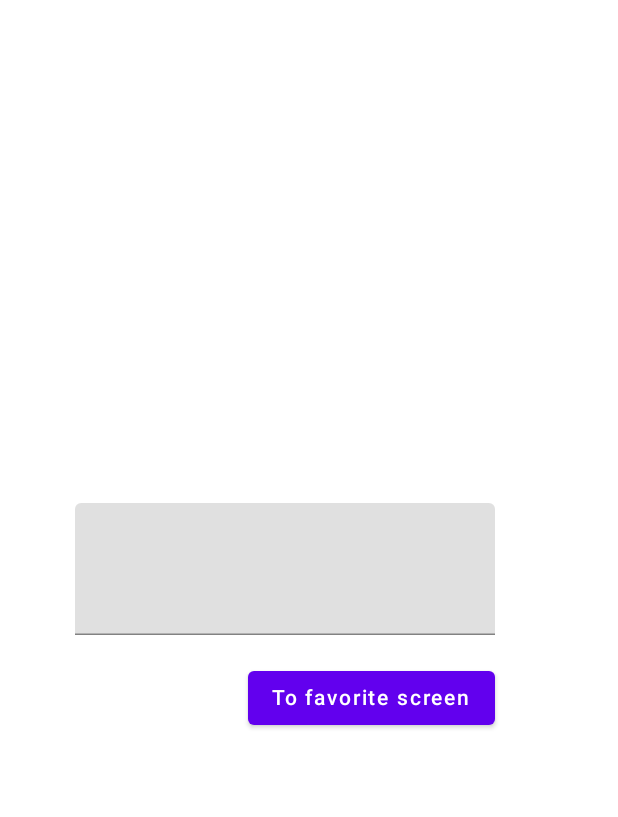
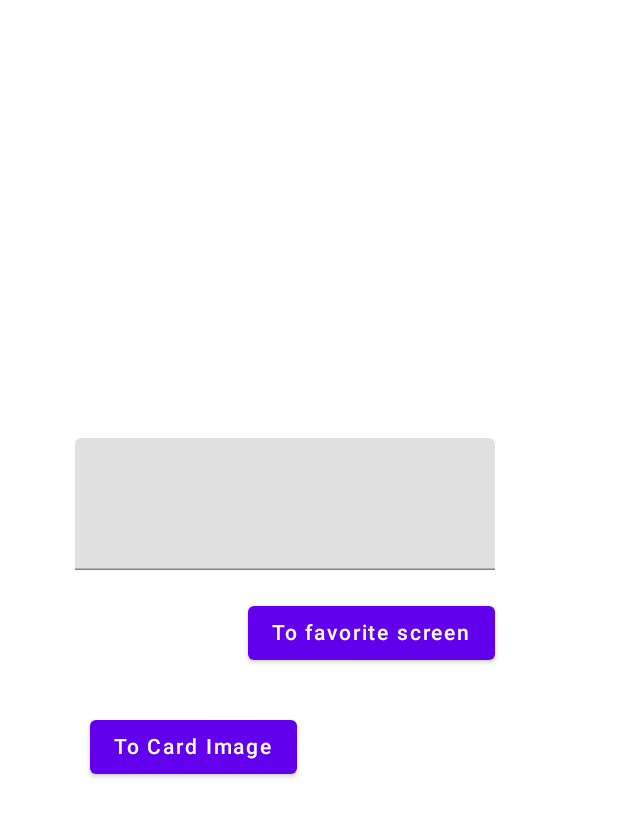
Before and after one commit to pavelfire/ExchangeNavigation, an Android app built with Jetpack Compose: the screen it shows after launch (MainActivity), on a phone screen of 412 x 824 dp. Shown: the top 817 px of the screen. Run offline under Robolectric (Android 15) with nearby library versions, the phone set to English and light mode, and no system bars.

Commit message:
new screen with card added

```diff
--- a/app/src/main/java/com/vk/directop/exchangenavigation/Navigation.kt
+++ b/app/src/main/java/com/vk/directop/exchangenavigation/Navigation.kt
@@ -8,8 +8,11 @@ import androidx.navigation.compose.NavHost
 import androidx.navigation.compose.composable
 import androidx.navigation.compose.rememberNavController
 import androidx.navigation.navArgument
+import com.vk.directop.exchangenavigation.presentation.CardImageScreen
 import com.vk.directop.exchangenavigation.presentation.FavoriteScreen
 import com.vk.directop.exchangenavigation.presentation.PopularScreen
+import com.vk.directop.exchangenavigation.presentation.util.Screen
+
 //navArgument
 @Composable
 fun Navigation() {
@@ -34,5 +37,8 @@ fun Navigation() {
         ) { entry ->
             FavoriteScreen(navController, name = entry.arguments?.getString("name"))
         }
+        composable(route = Screen.CardImageScreen.route) {
+            CardImageScreen(navController = navController)
+        }
     }
 }
--- a/app/src/main/java/com/vk/directop/exchangenavigation/presentation/PopularScreen.kt
+++ b/app/src/main/java/com/vk/directop/exchangenavigation/presentation/PopularScreen.kt
@@ -7,10 +7,9 @@ import androidx.compose.material.TextField
 import androidx.compose.runtime.*
 import androidx.compose.ui.Alignment
 import androidx.compose.ui.Modifier
-import androidx.compose.ui.tooling.preview.Preview
 import androidx.compose.ui.unit.dp
 import androidx.navigation.NavController
-import com.vk.directop.exchangenavigation.Screen
+import com.vk.directop.exchangenavigation.presentation.util.Screen
 
 @Composable
 fun PopularScreen(
@@ -47,5 +46,17 @@ fun PopularScreen(
         ) {
             Text(text = "To favorite screen")
         }
+
+        Spacer(modifier = Modifier.height(18.dp))
+        Button(
+            onClick = {
+                    navController.navigate(Screen.CardImageScreen.route)
+            },
+            modifier = Modifier
+                .align(Alignment.Start)
+                .padding(10.dp)
+        ) {
+            Text(text = "To Card Image")
+        }
     }
 }
--- a/app/src/main/java/com/vk/directop/exchangenavigation/Screen.kt
+++ b/app/src/main/java/com/vk/directop/exchangenavigation/presentation/util/Screen.kt
@@ -1,8 +1,9 @@
-package com.vk.directop.exchangenavigation
+package com.vk.directop.exchangenavigation.presentation.util
 
 sealed class Screen(val route: String){
     object PopularScreen : Screen("popular_screen")
     object FavoriteScreen : Screen("favorite_screen")
+    object CardImageScreen: Screen("card_image")
 
     fun withArgs(vararg args: String): String {
         return buildString{
```
Also changed, not shown: app/src/main/java/com/vk/directop/exchangenavigation/presentation/card_images/CardImageScreen.kt (added, +32 -0 lines), app/src/main/java/com/vk/directop/exchangenavigation/presentation/card_images/components/ImageCard.kt (added, +68 -0 lines), app/src/main/res/drawable/lamba.jpg (added).
